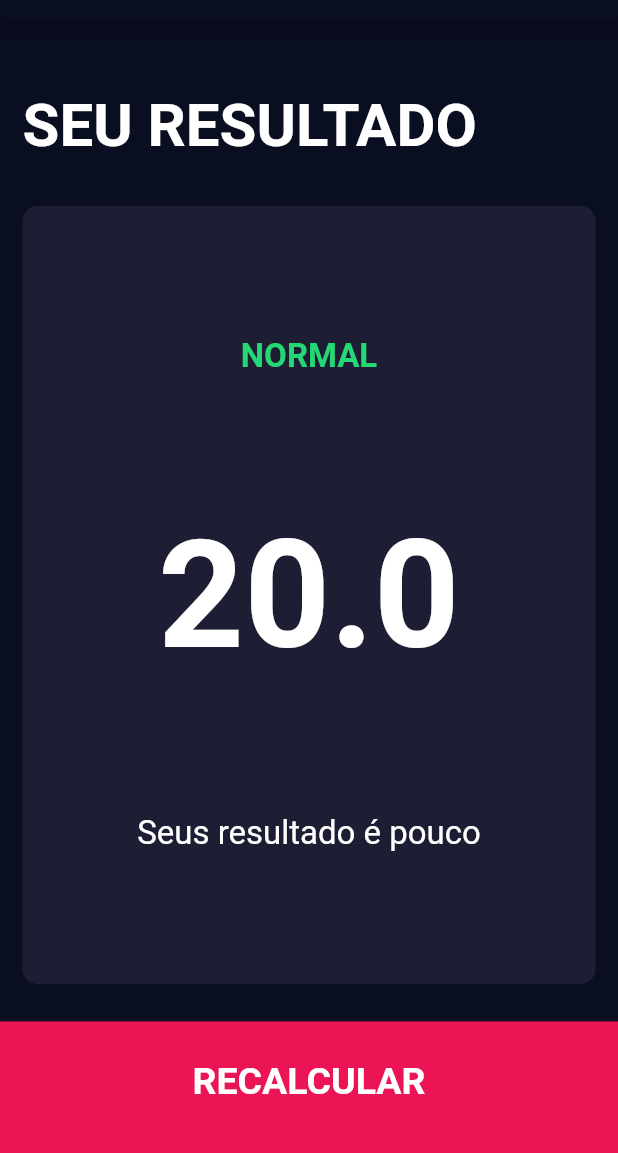
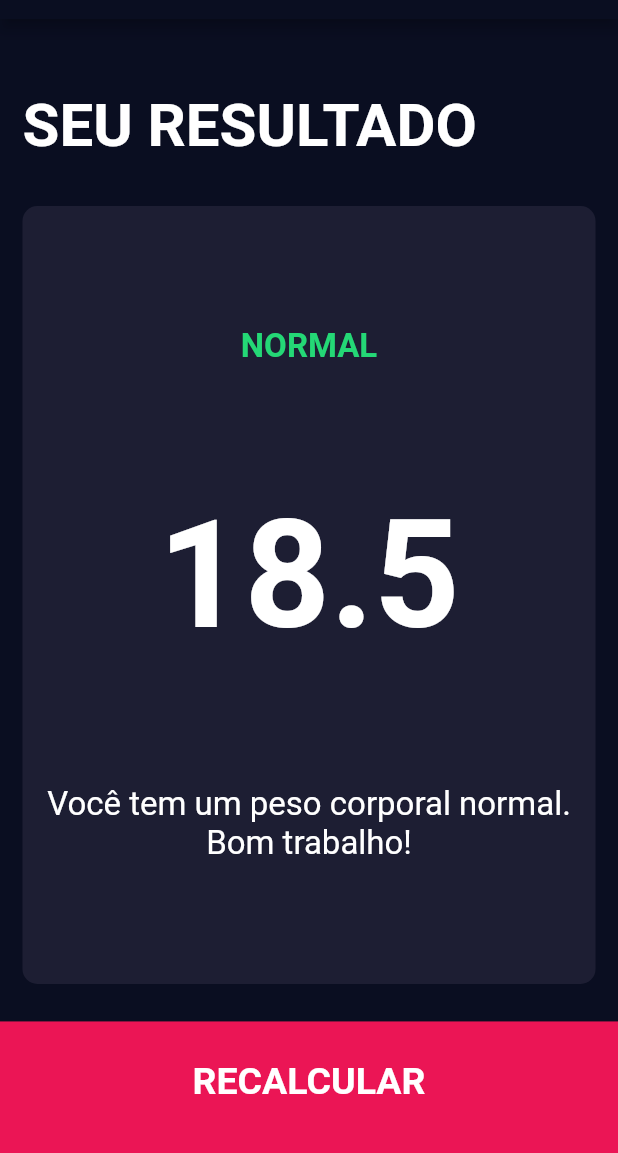
Before and after one commit to iury0393/bmi-calculator, a Flutter app: the screen it shows after launch, after a tap on "CALCULE", on a phone screen of 412 x 824 dp, the part 65-1218 px from its top. Run offline on Flutter 3.47's test engine with Material 2 defaults, Android fonts, the phone set to English and light mode, and no system bars; our stand-ins replace font_awesome_flutter.

Commit message:
Terminando o calculo

```diff
--- a/lib/calculator_brain.dart
+++ b/lib/calculator_brain.dart
@@ -4,19 +4,30 @@ class CalculatorBrain {
   CalculatorBrain({this.height, this.weight});
 
   final int height, weight;
+  double _imc;
 
   String calculateIMC() {
-    double imc = weight / pow(height / 100, 2);
-    return imc.toStringAsFixed(1);
+    _imc = weight / pow(height / 100, 2);
+    return _imc.toStringAsFixed(1);
   }
 
   String getResult() {
-    if (imc >= 25) {
+    if (_imc >= 25) {
       return 'Acima do peso';
-    } else if (imc > 18.5) {
+    } else if (_imc > 18.5) {
       return 'Normal';
     } else {
       return 'Abaixo do peso';
     }
   }
+
+  String getInterpretation() {
+    if (_imc >= 25) {
+      return 'Você tem um peso corporal acima do normal. Tente se exercitar mais.';
+    } else if (_imc >= 18.5) {
+      return 'Você tem um peso corporal normal. Bom trabalho!';
+    } else {
+      return 'Você tem um peso corporal abaixo do normal. Você pode comer um pouco mais.';
+    }
+  }
 }
--- a/lib/screens/input_page.dart
+++ b/lib/screens/input_page.dart
@@ -6,6 +6,7 @@ import '../constants.dart';
 import 'results_page.dart';
 import '../components/bottom_button.dart';
 import '../components/round_icon_button.dart';
+import '../calculator_brain.dart';
 
 enum Gender {
   male,
@@ -217,8 +218,17 @@ class _InputPageState extends State<InputPage> {
           BottomButton(
             buttonTitle: 'CALCULE',
             onTap: () {
-              Navigator.push(context,
-                  MaterialPageRoute(builder: (context) => ResultsPage()));
+              CalculatorBrain calc =
+                  CalculatorBrain(height: height, weight: weight);
+
+              Navigator.push(
+                  context,
+                  MaterialPageRoute(
+                      builder: (context) => ResultsPage(
+                            imcResult: calc.calculateIMC(),
+                            resultText: calc.getResult(),
+                            interpretationText: calc.getInterpretation(),
+                          )));
             },
           ),
         ],
--- a/lib/screens/results_page.dart
+++ b/lib/screens/results_page.dart
@@ -5,6 +5,13 @@ import '../components/reusable_card.dart';
 import '../components/bottom_button.dart';
 
 class ResultsPage extends StatelessWidget {
+  ResultsPage(
+      {@required this.imcResult,
+      @required this.resultText,
+      @required this.interpretationText});
+
+  final String imcResult, resultText, interpretationText;
+
   @override
   Widget build(BuildContext context) {
     return Scaffold(
@@ -34,15 +41,15 @@ class ResultsPage extends StatelessWidget {
                 crossAxisAlignment: CrossAxisAlignment.center,
                 children: <Widget>[
                   Text(
-                    'NORMAL',
+                    resultText.toUpperCase(),
                     style: kResultTextStyle,
                   ),
                   Text(
-                    '20.0',
+                    imcResult,
                     style: kBMITextStyle,
                   ),
                   Text(
-                    'Seus resultado é pouco',
+                    interpretationText,
                     textAlign: TextAlign.center,
                     style: kBodyTextStyle,
                   ),
```
